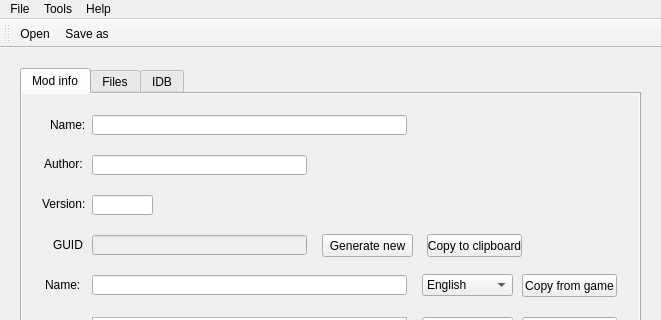
Old version of the form mainwindow.ui in the repository eterniti/xv2sscreat; both pictures show x 0 to 661 and y 0 to 320 of the 661 by 589 pixel window.
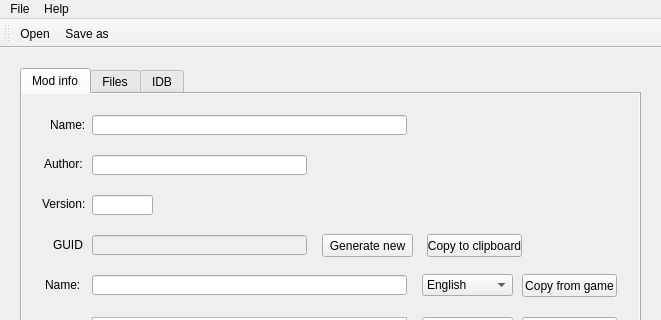
New version of the form.

Commit message: Removed remains of skill creator

What changed in the file:
```diff
--- a/mainwindow.ui
+++ b/mainwindow.ui
@@ -1159,14 +1159,7 @@
     </property>
     <addaction name="actionAbout"/>
    </widget>
-   <widget class="QMenu" name="menuTools">
-    <property name="title">
-     <string>Tools</string>
-    </property>
-    <addaction name="actionImportSkillDir"/>
-   </widget>
    <addaction name="menuFile"/>
-   <addaction name="menuTools"/>
    <addaction name="menuHelp"/>
   </widget>
   <widget class="QToolBar" name="mainToolBar">
```
Left out of the diff: 5 changed lines with no effect on the pictures. The commit also changes 2 other files.
